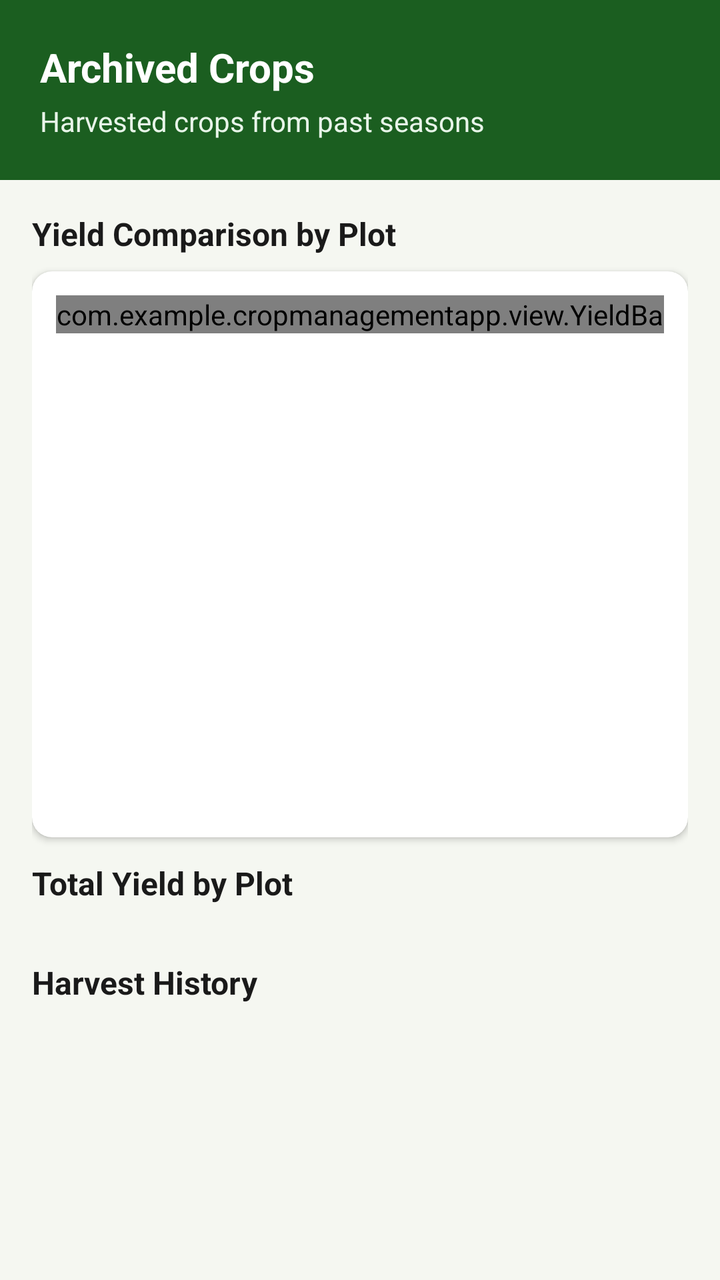
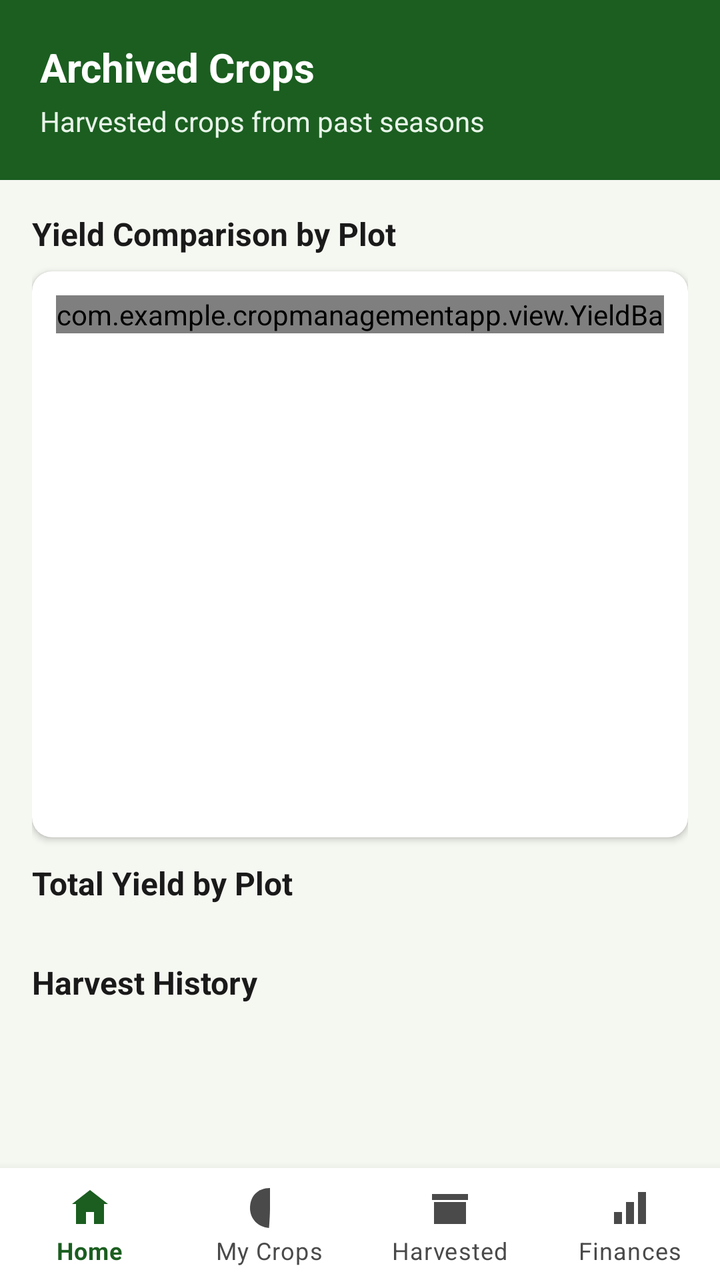

The first picture is an Android layout as it rendered before a commit; the second is the same layout after the commit. The layout source and the unified diff follow.
<!-- AndroidManifest.xml: application theme Theme.CropManagementApp -->
<!-- res/layout/activity_archive.xml -->
<?xml version="1.0" encoding="utf-8"?>
<LinearLayout xmlns:android="http://schemas.android.com/apk/res/android"
    xmlns:app="http://schemas.android.com/apk/res-auto"
    android:layout_width="match_parent"
    android:layout_height="match_parent"
    android:background="@color/background_light"
    android:orientation="vertical">

    <LinearLayout
        android:layout_width="match_parent"
        android:layout_height="wrap_content"
        android:background="@color/green_primary"
        android:orientation="vertical"
        android:padding="20dp">

        <TextView
            android:layout_width="wrap_content"
            android:layout_height="wrap_content"
            android:text="Archived Crops"
            android:textColor="@color/white"
            android:textSize="20sp"
            android:textStyle="bold" />

        <TextView
            android:layout_width="wrap_content"
            android:layout_height="wrap_content"
            android:layout_marginTop="4dp"
            android:text="Harvested crops from past seasons"
            android:textColor="@color/green_light"
            android:textSize="14sp" />
    </LinearLayout>

    <ScrollView
        android:layout_width="match_parent"
        android:layout_height="match_parent">

        <LinearLayout
            android:layout_width="match_parent"
            android:layout_height="wrap_content"
            android:orientation="vertical"
            android:padding="16dp">

            <TextView
                android:layout_width="wrap_content"
                android:layout_height="wrap_content"
                android:layout_marginBottom="8dp"
                android:text="Yield Comparison by Plot"
                android:textColor="@color/text_primary"
                android:textSize="16sp"
                android:textStyle="bold" />

            <androidx.cardview.widget.CardView
                android:layout_width="match_parent"
                android:layout_height="wrap_content"
                android:layout_marginBottom="12dp"
                app:cardCornerRadius="10dp"
                app:cardElevation="2dp">

                <HorizontalScrollView
                    android:layout_width="match_parent"
                    android:layout_height="283dp"
                    android:padding="12dp"
                    android:scrollbars="none">

                    <com.example.cropmanagementapp.view.YieldBarChartView
                        android:id="@+id/chartYieldByPlot"
                        android:layout_width="wrap_content"
                        android:layout_height="wrap_content" />

                </HorizontalScrollView>
            </androidx.cardview.widget.CardView>

            <TextView
                android:layout_width="wrap_content"
                android:layout_height="wrap_content"
                android:layout_marginBottom="8dp"
                android:text="Total Yield by Plot"
                android:textColor="@color/text_primary"
                android:textSize="16sp"
                android:textStyle="bold" />

            <LinearLayout
                android:id="@+id/llYieldSummary"
                android:layout_width="match_parent"
                android:layout_height="wrap_content"
                android:layout_marginBottom="20dp"
                android:orientation="vertical" />

            <TextView
                android:layout_width="wrap_content"
                android:layout_height="wrap_content"
                android:layout_marginBottom="8dp"
                android:text="Harvest History"
                android:textColor="@color/text_primary"
                android:textSize="16sp"
                android:textStyle="bold" />

            <androidx.recyclerview.widget.RecyclerView
                android:id="@+id/rvArchivedCrops"
                android:layout_width="match_parent"
                android:layout_height="wrap_content"
                android:nestedScrollingEnabled="false" />

            <TextView
                android:id="@+id/tvEmptyState"
                android:layout_width="match_parent"
                android:layout_height="wrap_content"
                android:gravity="center"
                android:padding="32dp"
                android:text="No harvested crops yet. Once you mark a crop as harvested from its details screen, it will appear here."
                android:textColor="@color/text_secondary"
                android:visibility="gone" />

        </LinearLayout>
    </ScrollView>
</LinearLayout>
<!-- resources referenced by this layout -->
<resources>
  <color name="background_light">#F5F7F1</color>
  <color name="green_light">#E8F5E9</color>
  <color name="green_primary">#1B5E20</color>
  <color name="text_primary">#1A1A1A</color>
  <color name="text_secondary">#4A4A4A</color>
  <color name="white">#FFFFFF</color>
  <style name="Theme.CropManagementApp" parent="Base.Theme.CropManagementApp" />
  <style name="Base.Theme.CropManagementApp" parent="Theme.Material3.DayNight.NoActionBar">
          
          
      </style>
</resources>

<!-- the commit's change to res/layout/activity_archive.xml (unified diff, before → after) -->
@@ -32,7 +32,8 @@
 
     <ScrollView
         android:layout_width="match_parent"
-        android:layout_height="match_parent">
+        android:layout_height="0dp"
+        android:layout_weight="1">
 
         <LinearLayout
             android:layout_width="match_parent"
@@ -113,4 +114,16 @@
 
         </LinearLayout>
     </ScrollView>
+
+    <com.google.android.material.bottomnavigation.BottomNavigationView
+        android:id="@+id/bottomNav"
+        android:layout_width="match_parent"
+        android:layout_height="wrap_content"
+        android:background="@color/card_white"
+        xmlns:app="http://schemas.android.com/apk/res-auto"
+        app:itemIconTint="@color/bottom_nav_item_color"
+        app:itemTextColor="@color/bottom_nav_item_color"
+        app:menu="@menu/bottom_nav_menu"
+        app:labelVisibilityMode="labeled"/>
+
 </LinearLayout>
<!-- resource entries referenced after the edit -->
@@ -1,15 +1,21 @@
 <!-- resources referenced by this layout -->
 <resources>
   <color name="background_light">#F5F7F1</color>
+  <color name="card_white">#FFFFFF</color>
   <color name="green_light">#E8F5E9</color>
   <color name="green_primary">#1B5E20</color>
   <color name="text_primary">#1A1A1A</color>
   <color name="text_secondary">#4A4A4A</color>
   <color name="white">#FFFFFF</color>
-  <style name="Theme.CropManagementApp" parent="Base.Theme.CropManagementApp" />
-  <style name="Base.Theme.CropManagementApp" parent="Theme.Material3.DayNight.NoActionBar">
-          
-          
+  <style name="Theme.CropManagementApp" parent="Theme.MaterialComponents.Light.NoActionBar">
+          <item name="colorPrimary">@color/green_primary</item>
+          <item name="colorPrimaryDark">@color/green_dark</item>
+          <item name="colorAccent">@color/amber_warning</item>
+          <item name="android:windowBackground">@color/background_light</item>
+          <item name="android:statusBarColor" tools:targetApi="21">@color/green_dark</item>
+          <item name="android:forceDarkAllowed" tools:targetApi="29">false</item>
       </style>
+  <color name="green_dark">#0D3311</color>
+  <color name="amber_warning">#E65100</color>
 </resources>
 
